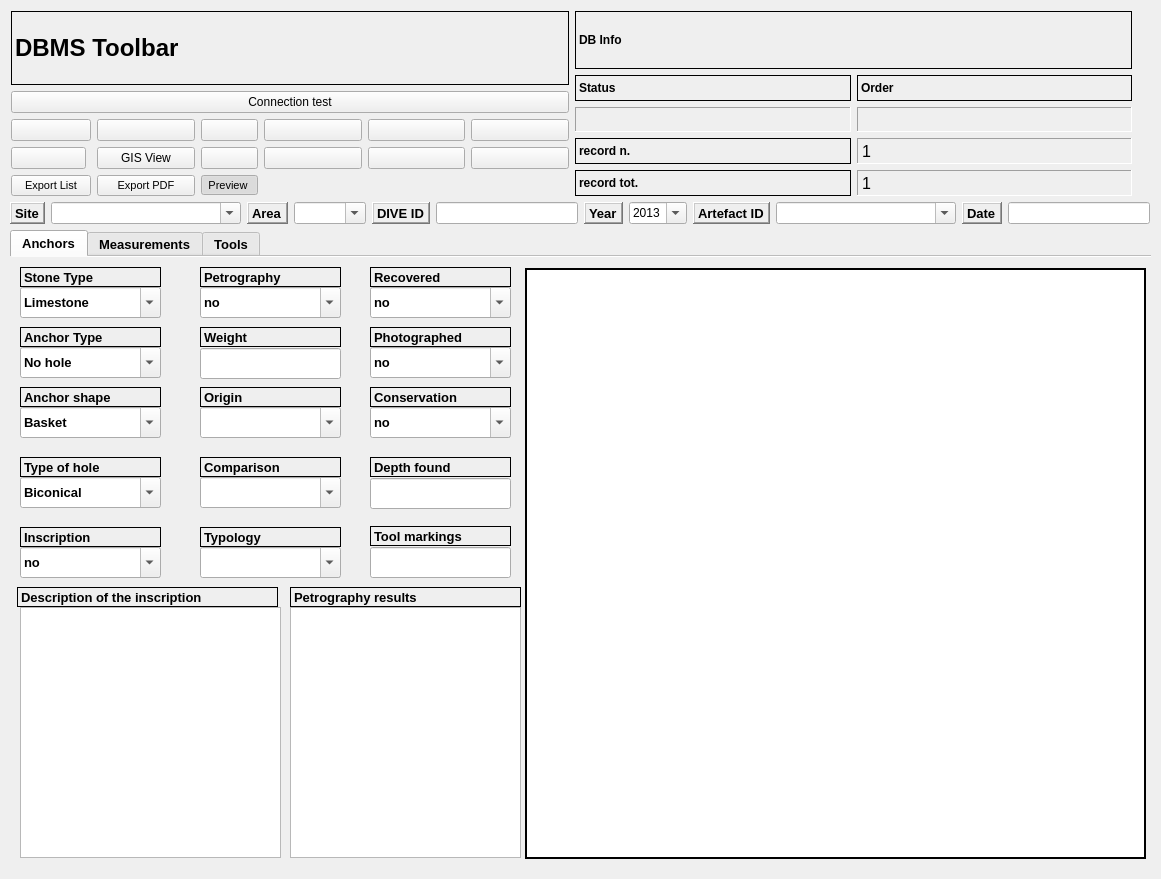
Qt form gui/ui/pyarchinit_ANCHOR_ui.ui (enzococca/HFF) before a commit.
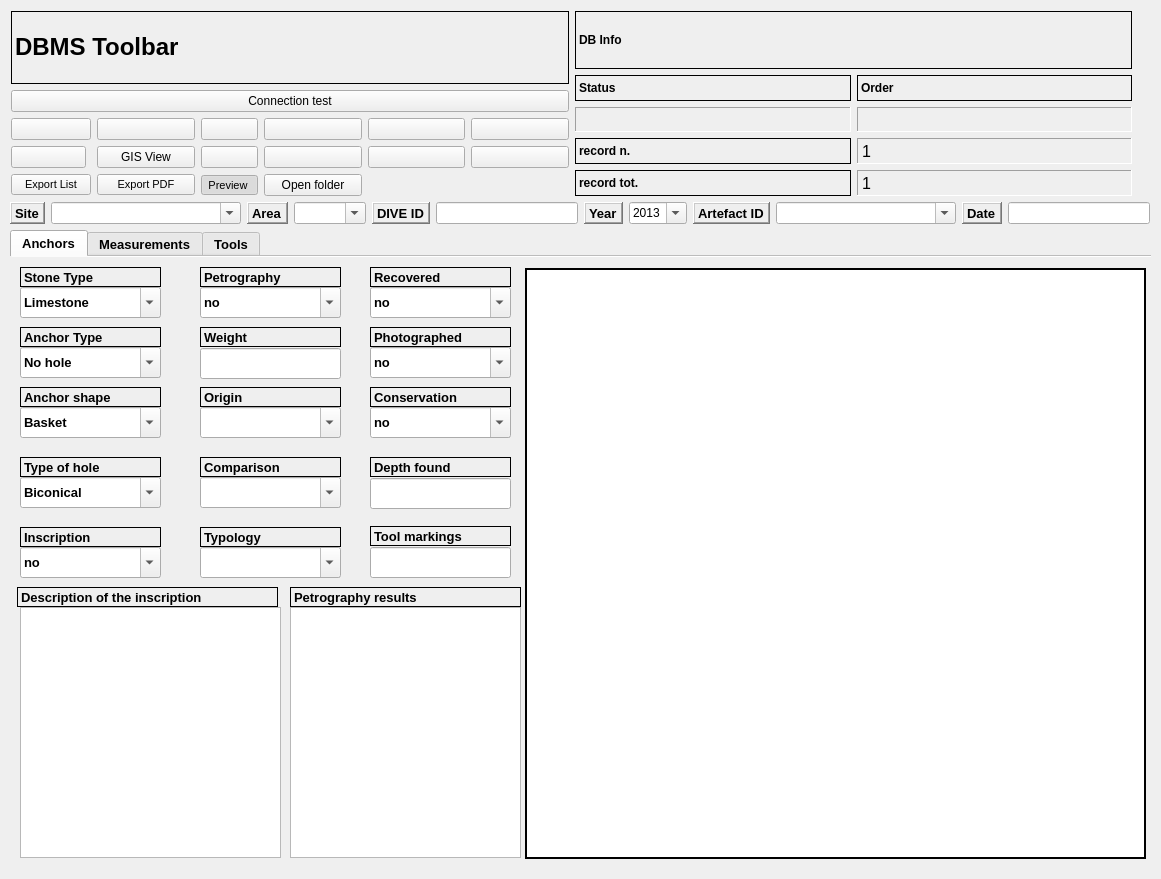
The same form after that commit. Icons and pictures are not drawn. Custom widgets are drawn as their Qt base class.

```diff
--- a/gui/ui/pyarchinit_ANCHOR_ui.ui
+++ b/gui/ui/pyarchinit_ANCHOR_ui.ui
@@ -2394,6 +2394,17 @@
         </property>
        </widget>
       </item>
+      <item row="2" column="5">
+       <widget class="QPushButton" name="pushButton_open_dir">
+        <property name="text">
+         <string>Open folder</string>
+        </property>
+        <property name="icon">
+         <iconset resource="../../resources/resources.qrc">
+          <normaloff>:/icons/directoryExp.png</normaloff>:/icons/directoryExp.png</iconset>
+        </property>
+       </widget>
+      </item>
      </layout>
     </item>
    </layout>
```
